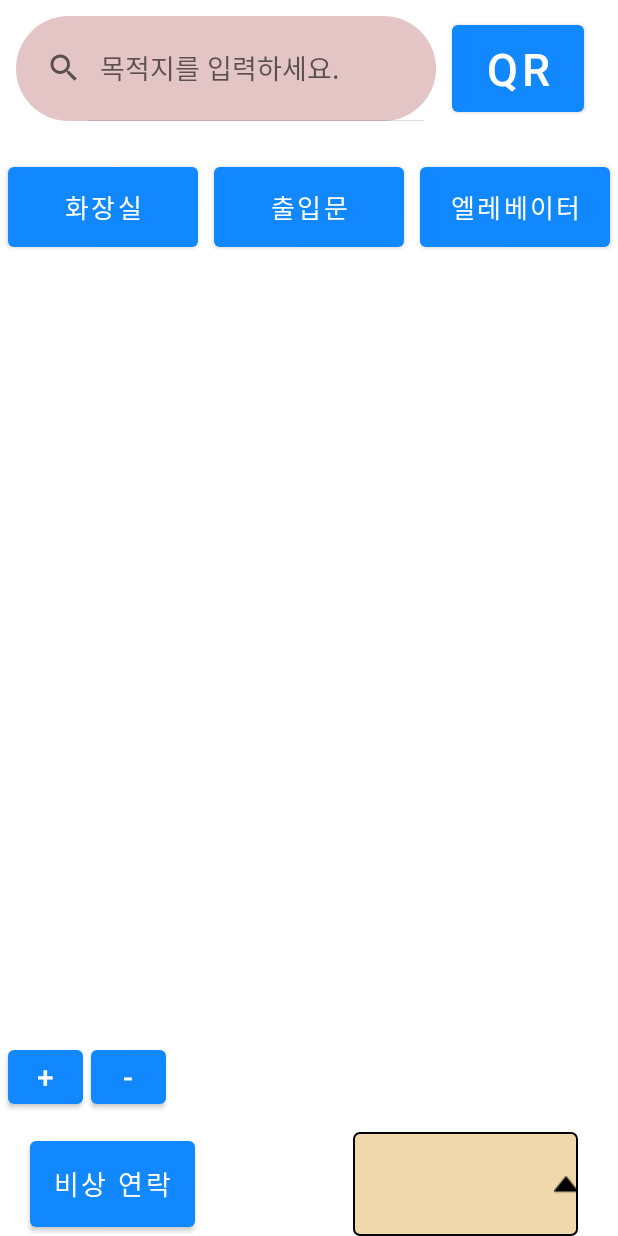
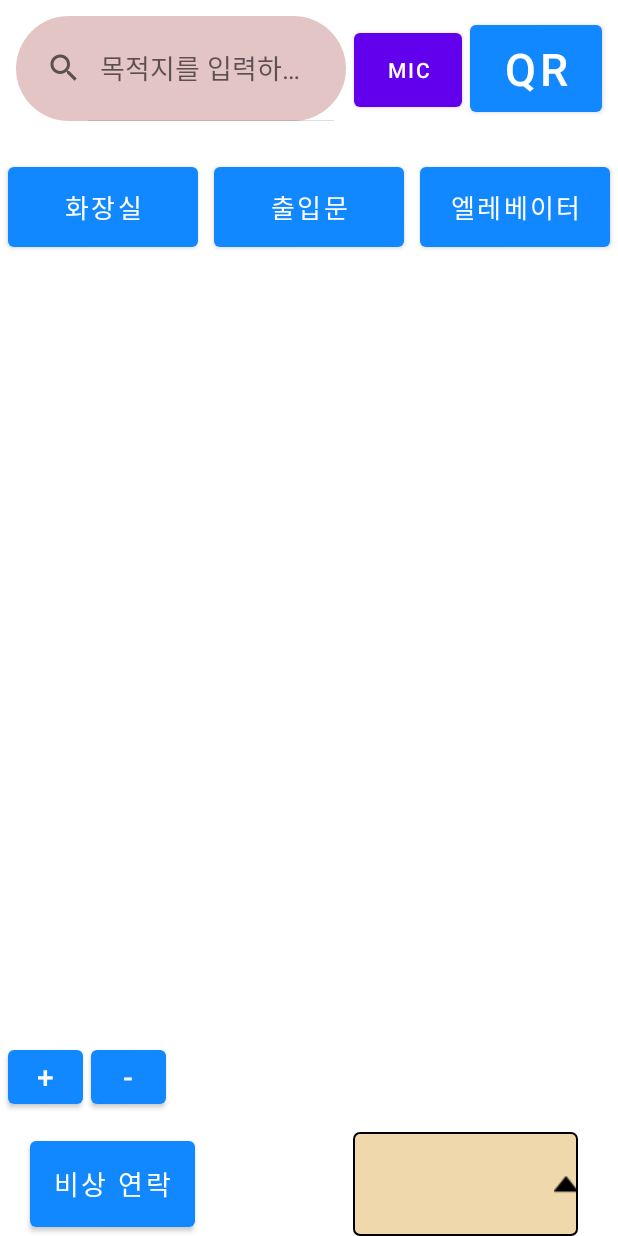
Before and after one commit to eun1337/BarrierFreeNav, an Android app: the screen it shows after launch (MainActivity), on a phone screen of 412 x 824 dp. Run offline under Robolectric (Android 15) with nearby library versions, the phone set to English and light mode, and no system bars; libraries missing offline, so code that uses them is left out: com.davemorrissey.labs, com.google.zxing.integration; 7 statements that could not run were skipped.

Commit message:
#4 feat: add micButton
음성인식 버튼 추가

```diff
--- a/Wheel_In/app/src/main/res/layout/activity_main.xml
+++ b/Wheel_In/app/src/main/res/layout/activity_main.xml
@@ -29,13 +29,19 @@
 
                 <SearchView
                     android:id="@+id/searchView1"
-                    android:layout_width="280dp"
+                    android:layout_width="220dp"
                     android:layout_height="70dp"
-                    android:queryHint="목적지를 입력하세요."
+                    android:layout_margin="5dp"
+                    android:background="@drawable/searchview_radious"
                     android:iconifiedByDefault="false"
-                    android:background="@drawable/searchview_radious"
-                    android:layout_margin="5dp"
-                    />
+                    android:queryHint="목적지를 입력하세요." />
+
+                <Button
+                    android:id="@+id/micButton"
+                    android:layout_width="20dp"
+                    android:layout_height="61dp"
+                    android:layout_weight="10"
+                    android:text="Mic" />
 
                 <Button
                     android:id="@+id/qrButton"
```
